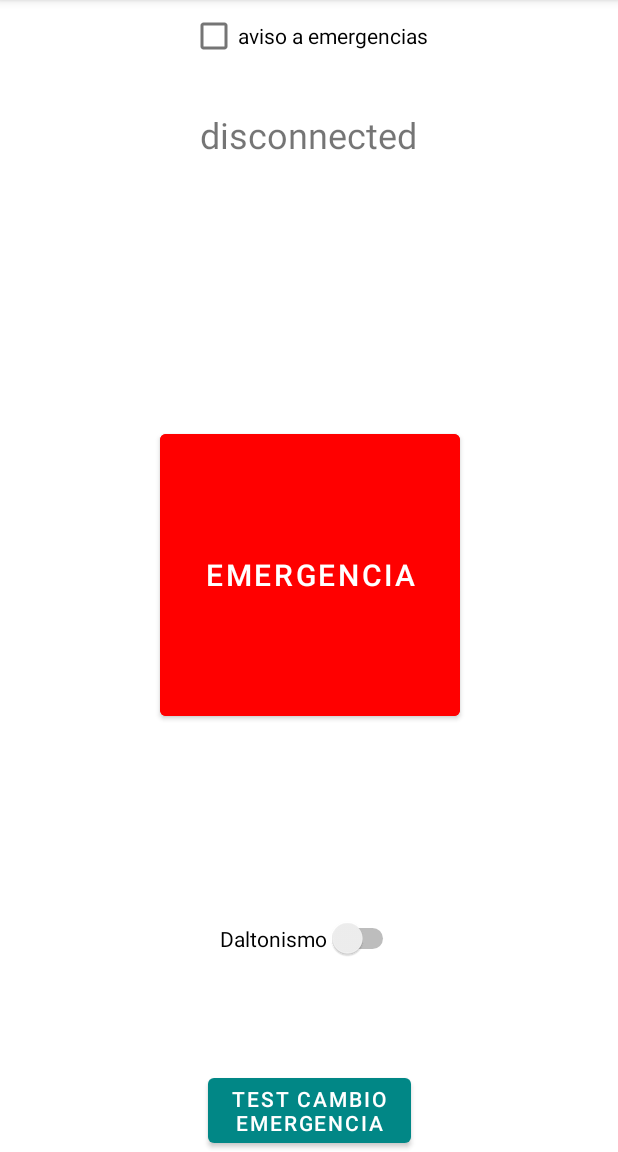
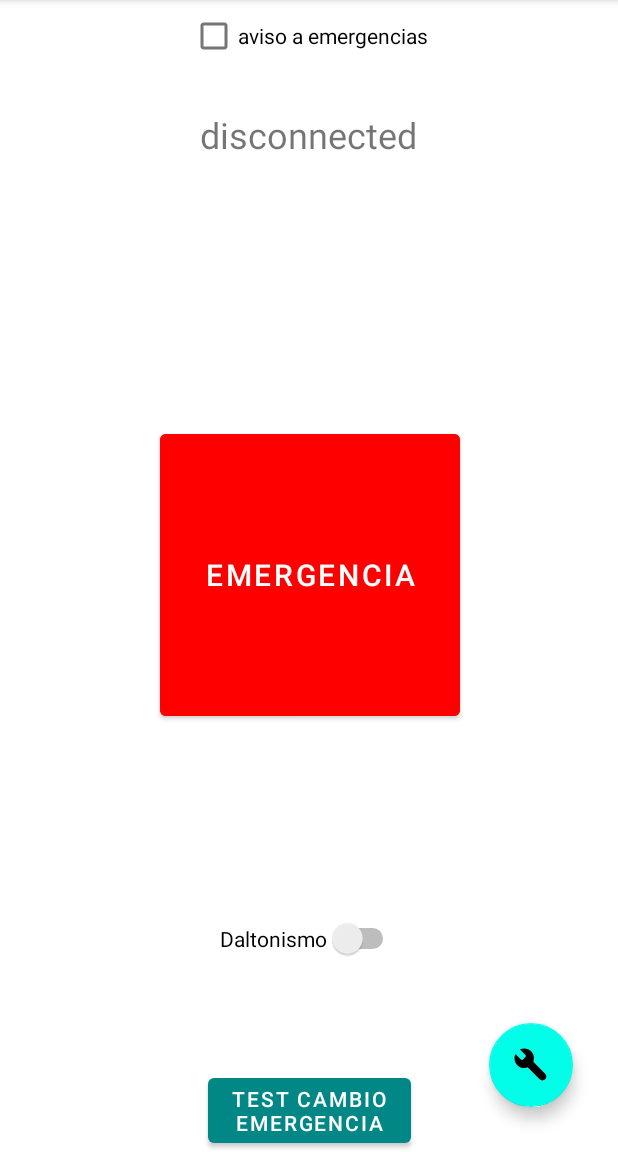
Before and after one commit to ceachesantos/ALUDE, an Android app: the screen it shows after launch (MainActivity), on a phone screen of 412 x 824 dp, the part 84-1236 px from its top. Run offline under Robolectric (Android 15) with nearby library versions, the phone set to English and light mode, and no system bars.

Commit message:
Con ajustes

```diff
--- a/app/build.gradle
+++ b/app/build.gradle
@@ -33,6 +33,7 @@ dependencies {
     implementation 'androidx.appcompat:appcompat:1.6.1'
     implementation 'com.google.android.material:material:1.8.0'
     implementation 'androidx.constraintlayout:constraintlayout:2.1.4'
+    implementation 'androidx.preference:preference:1.2.0'
     testImplementation 'junit:junit:4.13.2'
     androidTestImplementation 'androidx.test.ext:junit:1.1.5'
     androidTestImplementation 'androidx.test.espresso:espresso-core:3.5.1'
--- a/app/src/main/java/com/example/alude/MainActivity.java
+++ b/app/src/main/java/com/example/alude/MainActivity.java
@@ -6,11 +6,14 @@ import androidx.core.app.ActivityCompat;
 import androidx.core.content.ContextCompat;
 
 import android.annotation.SuppressLint;
+import android.content.Intent;
+import android.content.SharedPreferences;
 import android.content.pm.PackageManager;
 import android.graphics.Color;
 import android.media.MediaPlayer;
 import android.os.Bundle;
 import android.os.Handler;
+import android.preference.PreferenceManager;
 import android.telephony.SmsManager;
 import android.util.Log;
 import android.view.View;
@@ -21,6 +24,8 @@ import android.widget.CheckBox;
 import android.widget.Switch;
 import android.widget.TextView;
 import android.widget.Toast;
+
+import com.google.android.material.floatingactionbutton.FloatingActionButton;
 
 import java.io.IOException;
 
@@ -111,6 +116,49 @@ public class MainActivity extends AppCompatActivity {
                 handler.postDelayed(this, delay);
             }
         }, delay);
+
+
+        //Initializing and creating a variable for our button
+        FloatingActionButton settingsBtn = findViewById(R.id.floatingActionButton);
+
+        //Adding on click listener for our button
+        settingsBtn.setOnClickListener(new View.OnClickListener() {
+            @Override
+            public void onClick(View v) {
+                //Opening a new intent to open settings activity
+                Intent i = new Intent(MainActivity.this, SettingsActivity.class);
+                startActivity(i);
+            }
+        });
+
+        //Ensures that the settings are properly initialized with their default values
+        PreferenceManager.setDefaultValues(this, R.xml.preferences, false);
+
+        //Get the setting as a SharedPreferences object
+        SharedPreferences sharedPref = PreferenceManager.getDefaultSharedPreferences(this);
+
+        //Get the value of the setting that uses the key (KEY_XXX defined in SettingsActivity)
+        //If there is no value for the key, the getString() method sets the setting value to Empty
+        //For other values such as booleans, integers, or floating point numbers, you can use the getBoolean(), getInt(), or getFloat() methods
+        String namePref = sharedPref.getString(SettingsActivity.KEY_NAME, "Empty");
+        String phone1Pref = sharedPref.getString(SettingsActivity.KEY_PHONE_1, "Empty");
+        String phone2Pref = sharedPref.getString(SettingsActivity.KEY_PHONE_2, "Empty");
+        String phone3Pref = sharedPref.getString(SettingsActivity.KEY_PHONE_3, "Empty");
+        String phone4Pref = sharedPref.getString(SettingsActivity.KEY_PHONE_4, "Empty");
+/*
+        //Displays the value of the settings
+        TextView mNameTextView = findViewById(R.id.textViewName);
+        TextView mPhone1TextView = findViewById(R.id.textViewPhone1);
+        TextView mPhone2TextView = findViewById(R.id.textViewPhone2);
+        TextView mPhone3TextView = findViewById(R.id.textViewPhone3);
+        TextView mPhone4TextView = findViewById(R.id.textViewPhone4);
+
+        mNameTextView.setText(namePref);
+        mPhone1TextView.setText(phone1Pref);
+        mPhone2TextView.setText(phone2Pref);
+        mPhone3TextView.setText(phone3Pref);
+        mPhone4TextView.setText(phone4Pref);
+        */
     }
 
     public void comprobarEmergencia(){
--- /dev/null
+++ b/app/src/main/res/drawable/icono_ajustes.xml
@@ -0,0 +1,5 @@
+<vector android:height="24dp" android:tint="#FFFFFF"
+    android:viewportHeight="24" android:viewportWidth="24"
+    android:width="24dp" xmlns:android="http://schemas.android.com/apk/res/android">
+    <path android:fillColor="@android:color/white" android:pathData="M12.09,2.91C10.08,0.9 7.07,0.49 4.65,1.67L8.28,5.3c0.39,0.39 0.39,1.02 0,1.41L6.69,8.3c-0.39,0.4 -1.02,0.4 -1.41,0L1.65,4.67C0.48,7.1 0.89,10.09 2.9,12.1c1.86,1.86 4.58,2.35 6.89,1.48l7.96,7.96c1.03,1.03 2.69,1.03 3.71,0 1.03,-1.03 1.03,-2.69 0,-3.71L13.54,9.9c0.92,-2.34 0.44,-5.1 -1.45,-6.99z"/>
+</vector>
--- a/app/src/main/res/layout/activity_main.xml
+++ b/app/src/main/res/layout/activity_main.xml
@@ -66,4 +66,22 @@
         app:layout_constraintTop_toBottomOf="@+id/bEmergencia"
         android:checked="false"/>
 
+    <!--button for opening settings activity-->
+    <com.google.android.material.floatingactionbutton.FloatingActionButton
+        android:id="@+id/floatingActionButton"
+        android:layout_width="wrap_content"
+        android:layout_height="wrap_content"
+        android:layout_alignParentEnd="true"
+        android:layout_alignParentBottom="true"
+        android:layout_marginEnd="30dp"
+        android:layout_marginBottom="30dp"
+        android:clickable="true"
+        android:contentDescription="@string/contentDescription"
+        android:focusable="true"
+        app:backgroundTint="#02FDE8"
+        app:layout_constraintBottom_toBottomOf="parent"
+        app:layout_constraintEnd_toEndOf="parent"
+        app:rippleColor="#000000"
+        app:srcCompat="@drawable/icono_ajustes" />
+
 </androidx.constraintlayout.widget.ConstraintLayout>
--- a/app/src/main/res/values/strings.xml
+++ b/app/src/main/res/values/strings.xml
@@ -2,4 +2,28 @@
     <string name="app_name">ALUDE</string>
     <string name="text_info_connection">disconnected</string>
     <string name="boton_emergencias">*no funciona*</string>
+    <string name="title_activity_settings">SettingsActivity</string>
+
+    <!-- Preference Titles -->
+    <string name="messages_header">Messages</string>
+    <string name="sync_header">Sync</string>
+
+    <!-- Messages Preferences -->
+    <string name="signature_title">Your signature</string>
+    <string name="reply_title">Default reply action</string>
+
+    <!-- Sync Preferences -->
+    <string name="sync_title">Sync email periodically</string>
+    <string name="attachment_title">Download incoming attachments</string>
+    <string name="attachment_summary_on">Automatically download attachments for incoming emails
+    </string>
+    <string name="attachment_summary_off">Only download attachments when manually requested</string>
+
+    <string name="contentDescription">AJUSTES</string>
+
+    <string name="name">Nombre</string>
+    <string name="tlf_1">Teléfono 1</string>
+    <string name="tlf_2">Teléfono 2</string>
+    <string name="tlf_3">Teléfono 3</string>
+    <string name="tlf_4">Teléfono 4</string>
 </resources>
--- /dev/null
+++ b/app/src/main/res/xml/preferences.xml
@@ -0,0 +1,40 @@
+<?xml version="1.0" encoding="utf-8"?>
+<PreferenceScreen
+    xmlns:android="http://schemas.android.com/apk/res/android">
+
+    <!--below line is to create preference category-->
+    <PreferenceCategory android:title="General">
+
+        <EditTextPreference
+            android:key="name"
+            android:title="@string/name"
+            android:singleLine="true"
+            android:inputType="textPersonName"/>
+
+        <EditTextPreference
+            android:key="phone1"
+            android:title="@string/tlf_1"
+            android:singleLine="true"
+            android:inputType="phone"/>
+
+        <EditTextPreference
+            android:key="phone2"
+            android:title="@string/tlf_2"
+            android:singleLine="true"
+            android:inputType="phone"/>
+
+        <EditTextPreference
+            android:key="phone3"
+            android:title="@string/tlf_3"
+            android:singleLine="true"
+            android:inputType="phone"/>
+
+        <EditTextPreference
+            android:key="phone4"
+            android:title="@string/tlf_4"
+            android:singleLine="true"
+            android:inputType="phone"/>
+
+    </PreferenceCategory>
+
+</PreferenceScreen>
```
Also changed, not shown: app/src/main/AndroidManifest.xml (+15 -6 lines), app/src/main/java/com/example/alude/SettingsActivity.java (added, +36 -0 lines), app/src/main/java/com/example/alude/SettingsFragment.java (added, +17 -0 lines), app/src/main/res/layout/activity_settings.xml (added, +15 -0 lines), app/src/main/res/values/arrays.xml (added, +12 -0 lines).
